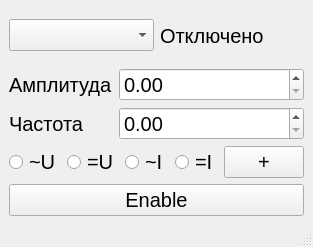
This is ui/mainform.ui in irsural/calibrator_pc as Qt 5 draws it before an edit. The edited form follows.
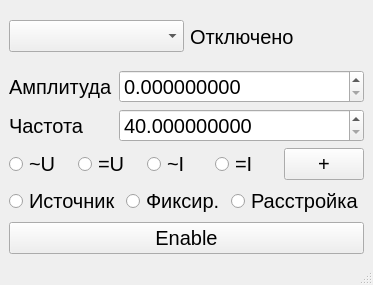
This is the edited form.

The edit to the form file:
```diff
--- a/ui/mainform.ui
+++ b/ui/mainform.ui
@@ -6,8 +6,8 @@
    <rect>
     <x>0</x>
     <y>0</y>
-    <width>313</width>
-    <height>247</height>
+    <width>364</width>
+    <height>285</height>
    </rect>
   </property>
   <property name="windowTitle">
@@ -63,6 +63,9 @@
             <pointsize>15</pointsize>
            </font>
           </property>
+          <property name="decimals">
+           <number>9</number>
+          </property>
           <property name="maximum">
            <double>600.000000000000000</double>
           </property>
@@ -87,6 +90,15 @@
             <pointsize>15</pointsize>
            </font>
           </property>
+          <property name="decimals">
+           <number>9</number>
+          </property>
+          <property name="minimum">
+           <double>40.000000000000000</double>
+          </property>
+          <property name="maximum">
+           <double>2000.000000000000000</double>
+          </property>
          </widget>
         </item>
        </layout>
@@ -164,7 +176,7 @@
       </item>
      </layout>
     </item>
-    <item row="2" column="0">
+    <item row="3" column="0">
      <widget class="QPushButton" name="enable_button">
       <property name="font">
        <font>
@@ -179,6 +191,59 @@
       </property>
      </widget>
     </item>
+    <item row="2" column="0">
+     <layout class="QHBoxLayout" name="horizontalLayout_4">
+      <item>
+       <layout class="QHBoxLayout" name="horizontalLayout_5">
+        <item>
+         <widget class="QRadioButton" name="source_mode_radio">
+          <property name="font">
+           <font>
+            <pointsize>15</pointsize>
+           </font>
+          </property>
+          <property name="text">
+           <string>Источник</string>
+          </property>
+          <attribute name="buttonGroup">
+           <string notr="true">buttonGroup</string>
+          </attribute>
+         </widget>
+        </item>
+        <item>
+         <widget class="QRadioButton" name="fixed_mode_radio">
+          <property name="font">
+           <font>
+            <pointsize>15</pointsize>
+           </font>
+          </property>
+          <property name="text">
+           <string>Фиксир.</string>
+          </property>
+          <attribute name="buttonGroup">
+           <string notr="true">buttonGroup</string>
+          </attribute>
+         </widget>
+        </item>
+        <item>
+         <widget class="QRadioButton" name="detuning_radio">
+          <property name="font">
+           <font>
+            <pointsize>15</pointsize>
+           </font>
+          </property>
+          <property name="text">
+           <string>Расстройка</string>
+          </property>
+          <attribute name="buttonGroup">
+           <string notr="true">buttonGroup</string>
+          </attribute>
+         </widget>
+        </item>
+       </layout>
+      </item>
+     </layout>
+    </item>
    </layout>
   </widget>
   <widget class="QMenuBar" name="menubar">
```
Left out of the diff: 18 changed lines with no effect on the pictures.
